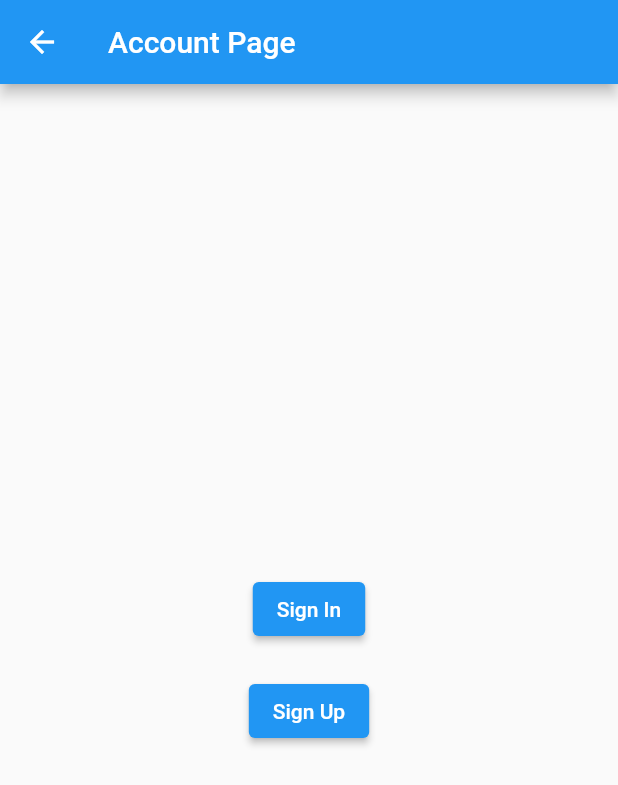
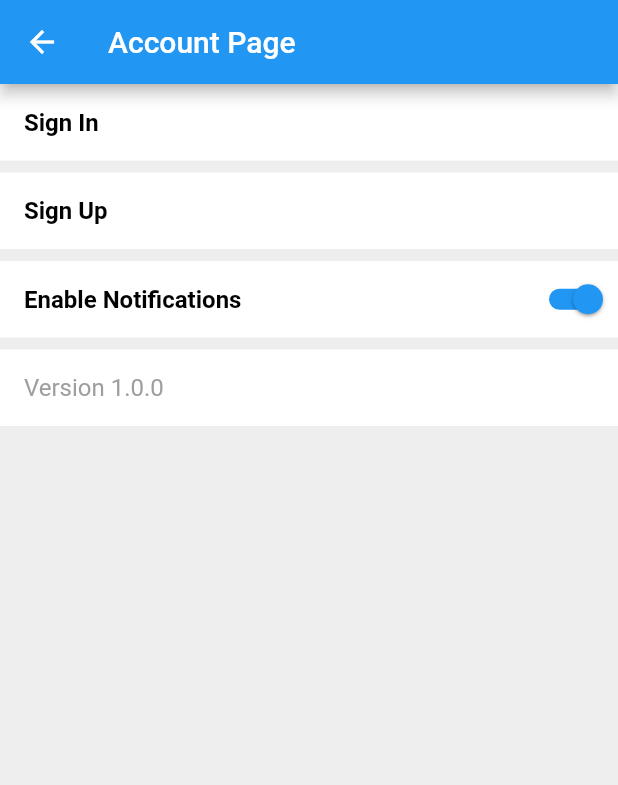
Before and after one commit to Thanushan925/cinemate, a Flutter app: the AccountPage screen opened directly, on a phone screen of 412 x 824 dp. Shown: the top 785 px of the screen. Run offline on Flutter 3.47's test engine with Material 2 defaults, Android fonts, the phone set to English and light mode, and no system bars; our stand-ins replace cloud_firestore, connectivity_plus, firebase_core, flutter_local_notifications, flutter_map, geolocator and 3 more; accounts and stored records are empty; network calls fail.

Commit message:
Account page notification switch

```diff
--- a/final_app/lib/ui/account_page.dart
+++ b/final_app/lib/ui/account_page.dart
@@ -1,6 +1,13 @@
 import 'package:flutter/material.dart';
 import 'package:final_app/firebase/sign_in.dart';
 import 'package:final_app/firebase/sign_up.dart';
+
+import 'package:final_app/ui/notifications.dart';
+
+import 'package:flutter_local_notifications/flutter_local_notifications.dart';
+import 'package:permission_handler/permission_handler.dart';
+
+
 
 class AccountPage extends StatefulWidget {
   String? message = '';
@@ -8,15 +15,25 @@ class AccountPage extends StatefulWidget {
   AccountPage({required this.message});
 
   @override
-  _AccountPageState createState() => _AccountPageState();
+  AccountPageState createState() => AccountPageState();
 }
 
-class _AccountPageState extends State<AccountPage> {
+class AccountPageState extends State<AccountPage> {
 
   static String? _isExist;
   static String? _username;
+  static bool notificationEnabled = false;
 
   final GlobalKey<ScaffoldState> _scaffoldKey = GlobalKey<ScaffoldState>();
+
+  // AccountPageState()
+  // {
+  //   initNotification();
+  // }
+
+  // void initNotification() async{
+  //   notificationEnabled = await LocalNotifications().requestNotificationPermission();
+  // }
 
   void _signOut() {
     setState(() {
@@ -62,6 +79,37 @@ class _AccountPageState extends State<AccountPage> {
     }
   }
 
+  // notification alert
+  Future<void> _showNotificationPermissionDialog(BuildContext context) async {
+    return showDialog(
+      context: context,
+      builder: (BuildContext context) {
+        return AlertDialog(
+          title: Text("Alert"),
+          content: Text("Please allow notification settings in settings!"),
+          actions: [
+            TextButton(
+              onPressed: () {
+                // close the dialog
+                Navigator.of(context).pop();
+              },
+              child: Text("Cancel"),
+            ),
+            TextButton(
+              onPressed: () {
+                // close the dialog
+                Navigator.of(context).pop();
+                // open the app settings
+                openAppSettings();
+              },
+              child: Text("Settings"),
+            ),
+          ],
+        );
+      },
+    );
+  }
+
 
   @override
   Widget build(BuildContext context) {
@@ -79,30 +127,119 @@ class _AccountPageState extends State<AccountPage> {
             ),
         ],
       ),
-      body: Center(
-        child: _isExist == 'true'
-            ? Text('Welcome')
-            : Column(
-                mainAxisAlignment: MainAxisAlignment.center,
+      body: Container(
+        color: Colors.grey[200],
+        child: Column(
+          crossAxisAlignment: CrossAxisAlignment.stretch,
+          children: [
+            // show only when _isExist is false or null
+            if (_isExist == 'false' || _isExist == null)
+              Column(
                 children: [
                   ElevatedButton(
                     onPressed: () {
                       _navigateSignIn(context);
                     },
-                    child: Text('Sign In'),
+                    style: ElevatedButton.styleFrom(
+                      padding: EdgeInsets.symmetric(horizontal: 16.0, vertical: 16.0),
+                      alignment: Alignment.centerLeft,
+                      foregroundColor: Colors.black,
+                      backgroundColor: Colors.white,
+                      shape: RoundedRectangleBorder(
+                        borderRadius: BorderRadius.circular(0.0),
+                      ),
+                      elevation: 0.0,
+                    ),
+                    child: Container(
+                      width: double.infinity,
+                      child: Text(
+                        'Sign In',
+                        style: TextStyle(fontSize: 16.0, fontWeight: FontWeight.bold, color: Colors.black),
+                      ),
+                    ),
                   ),
-                  SizedBox(height: 20),
+                  SizedBox(height: 8.0),
                   ElevatedButton(
                     onPressed: () {
                       _navigateSignUp(context);
                     },
-                    child: Text('Sign Up'),
+                    style: ElevatedButton.styleFrom(
+                      padding: EdgeInsets.symmetric(horizontal: 16.0, vertical: 16.0),
+                      alignment: Alignment.centerLeft,
+                      foregroundColor: Colors.black,
+                      backgroundColor: Colors.white,
+                      shape: RoundedRectangleBorder(
+                        borderRadius: BorderRadius.circular(0.0),
+                      ),
+                      elevation: 0.0,
+                    ),
+                    child: Container(
+                      width: double.infinity,
+                      child: Text(
+                        'Sign Up',
+                        style: TextStyle(fontSize: 16.0, fontWeight: FontWeight.bold, color: Colors.black),
+                      ),
+                    ),
                   ),
                 ],
               ),
-      )
+            SizedBox(height: 8.0),
+            Container(
+              color: Colors.white,
+              child: Row(
+                children: [
+                  Padding(
+                    padding: EdgeInsets.symmetric(horizontal: 16.0, vertical: 16.0),
+                    child: Text(
+                      'Enable Notifications',
+                      style: TextStyle(fontSize: 16.0, fontWeight: FontWeight.bold, color: Colors.black),
+                    ),
+                  ),
+                  Spacer(),
+                  Switch(
+                    value: notificationEnabled,
+                    onChanged: (value) async {
+                      final status = await Permission.notification.request();
+                      if (notificationEnabled == false && status != PermissionStatus.granted) {
+                        await _showNotificationPermissionDialog(context);
+
+                      } else {
+                        setState(() {
+                            LocalNotifications.showNotificationEnable = value;
+                            print("current value = ${LocalNotifications.showNotificationEnable}***************************8");
+                            notificationEnabled = value;
+                          });
+                      }
+                    },
+                    activeTrackColor: Colors.blue,
+                    activeColor: Colors.blue,
+                  ),
+                ],
+              ),
+            ),
+            SizedBox(height: 8.0),
+            Container(
+              color: Colors.white,
+              child: Row(
+                children: [
+                  Padding(
+                    padding: EdgeInsets.symmetric(horizontal: 16.0, vertical: 16.0),
+                    child: Text(
+                      'Version 1.0.0',
+                      style: TextStyle(fontSize: 16.0, color: Colors.grey),
+                    ),
+                  ),
+                ],
+              ),
+            ),
+          ],
+        ),
+      ),
     );
   }
+
+
+
 }
 
 
```
Also changed, not shown: final_app/lib/ui/notifications.dart (+11 -0 lines).
